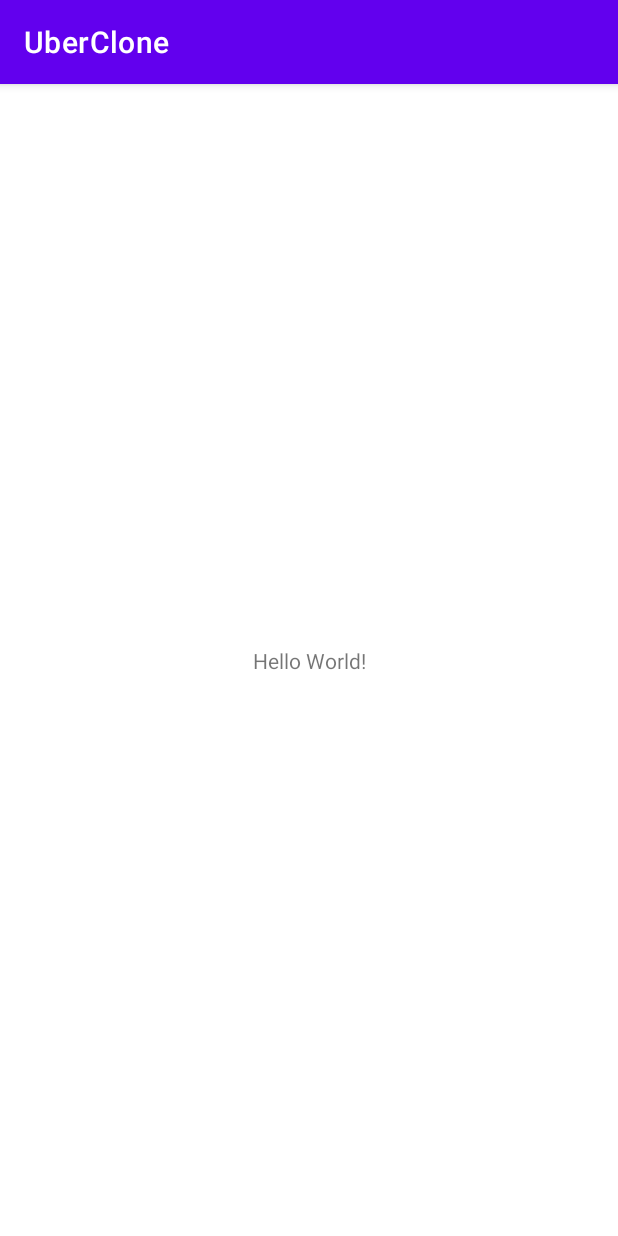
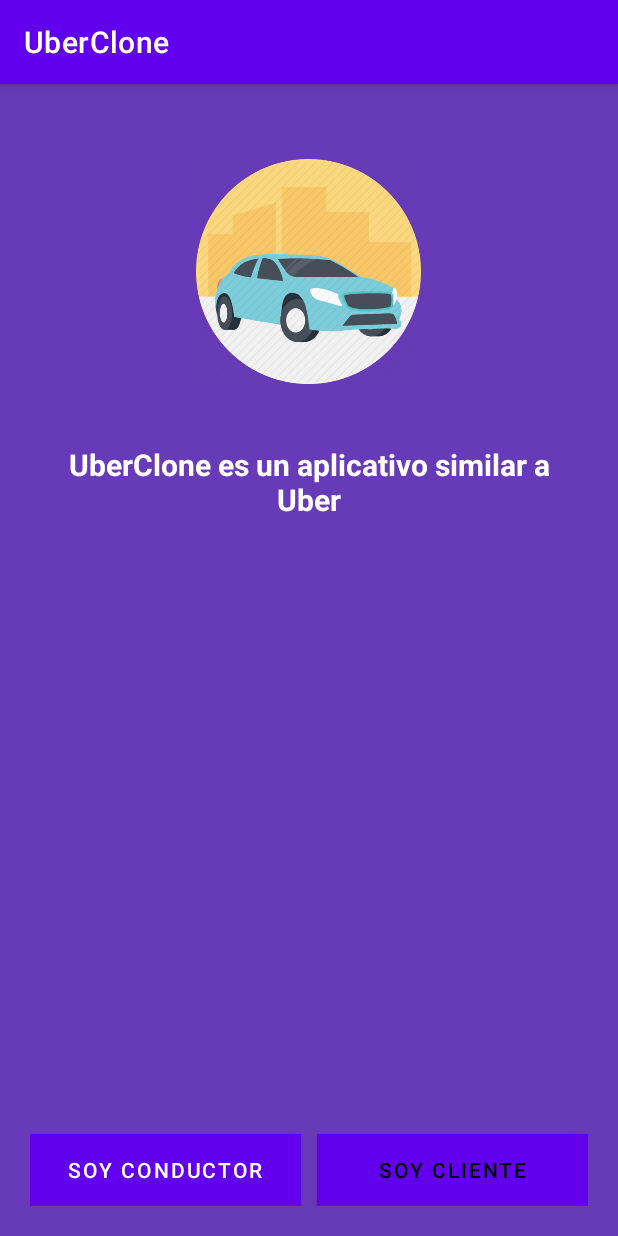
Before and after one commit to kkevin7/uberclone, an Android app: the screen it shows after launch (MainActivity), on a phone screen of 412 x 824 dp. Run offline under Robolectric (Android 15) with nearby library versions, the phone set to English and light mode, and no system bars.

Commit message:
first view

```diff
--- a/app/build.gradle
+++ b/app/build.gradle
@@ -35,6 +35,8 @@
     implementation 'com.google.android.material:material:1.2.1'
     implementation 'androidx.constraintlayout:constraintlayout:2.0.4'
     implementation 'com.google.firebase:firebase-analytics'
+    implementation 'com.google.android.material:material'
+
     testImplementation 'junit:junit:4.+'
     androidTestImplementation 'androidx.test.ext:junit:1.1.2'
     androidTestImplementation 'androidx.test.espresso:espresso-core:3.3.0'
--- a/app/src/main/res/layout/activity_main.xml
+++ b/app/src/main/res/layout/activity_main.xml
@@ -4,15 +4,58 @@
     xmlns:tools="http://schemas.android.com/tools"
     android:layout_width="match_parent"
     android:layout_height="match_parent"
+    android:fitsSystemWindows="true"
+    android:background="@color/purple_primary"
     tools:context=".MainActivity">
 
-    <TextView
-        android:layout_width="wrap_content"
-        android:layout_height="wrap_content"
-        android:text="Hello World!"
-        app:layout_constraintBottom_toBottomOf="parent"
-        app:layout_constraintLeft_toLeftOf="parent"
-        app:layout_constraintRight_toRightOf="parent"
-        app:layout_constraintTop_toTopOf="parent" />
+    <LinearLayout
+        android:layout_width="match_parent"
+        android:layout_height="match_parent"
+        android:orientation="vertical"
+        >
+        <ImageView
+            android:layout_width="150dp"
+            android:layout_height="150dp"
+            android:src="@drawable/icon_uberclone"
+            android:layout_marginTop="50dp"
+            android:layout_gravity="center"
+            />
+        <TextView
+            android:layout_width="match_parent"
+            android:layout_height="wrap_content"
+            android:text="UberClone es un aplicativo similar a Uber"
+            android:textAlignment="center"
+            android:textColor="@color/white"
+            android:layout_margin="40dp"
+            android:textSize="20sp"
+            android:textStyle="bold"
+            />
+        <LinearLayout
+            android:layout_width="match_parent"
+            android:layout_height="match_parent"
+            android:orientation="horizontal"
+            android:gravity="bottom"
+            android:layout_margin="20dp"
+            >
+
+            <Button
+                android:layout_width="0dp"
+                android:layout_height="wrap_content"
+                android:layout_marginRight="5dp"
+                android:layout_weight="1"
+                android:background="@color/light_blue"
+                android:text="SOY CONDUCTOR"
+                android:textColor="@color/white" />
+            <Button
+                android:layout_width="0dp"
+                android:layout_weight="1"
+                android:background="@color/white"
+                android:textColor="@color/black"
+                android:layout_height="wrap_content"
+                android:layout_marginLeft="5dp"
+                android:text="SOY CLIENTE"
+                />
+        </LinearLayout>
+    </LinearLayout>
 
 </androidx.constraintlayout.widget.ConstraintLayout>
--- a/app/src/main/res/values/colors.xml
+++ b/app/src/main/res/values/colors.xml
@@ -1,10 +1,12 @@
 <?xml version="1.0" encoding="utf-8"?>
 <resources>
+    <color name="purple_primary">#673AB7</color>
     <color name="purple_200">#FFBB86FC</color>
     <color name="purple_500">#FF6200EE</color>
-    <color name="purple_700">#FF3700B3</color>
+    <color name="purple_700">#FFFFFF</color>
     <color name="teal_200">#FF03DAC5</color>
     <color name="teal_700">#FF018786</color>
     <color name="black">#FF000000</color>
-    <color name="white">#FFFFFFFF</color>
+    <color name="white">#FFFFFF</color>
+    <color name="light_blue">#03A9F4</color>
 </resources>
```
Also changed, not shown: app/src/main/res/drawable-hdpi/icon_uberclone.png (added), app/src/main/res/drawable-mdpi/icon_uberclone.png (added), app/src/main/res/drawable-xhdpi/icon_uberclone.png (added), app/src/main/res/drawable-xxhdpi/icon_uberclone.png (added), app/src/main/res/drawable-xxxhdpi/icon_uberclone.png (added).
